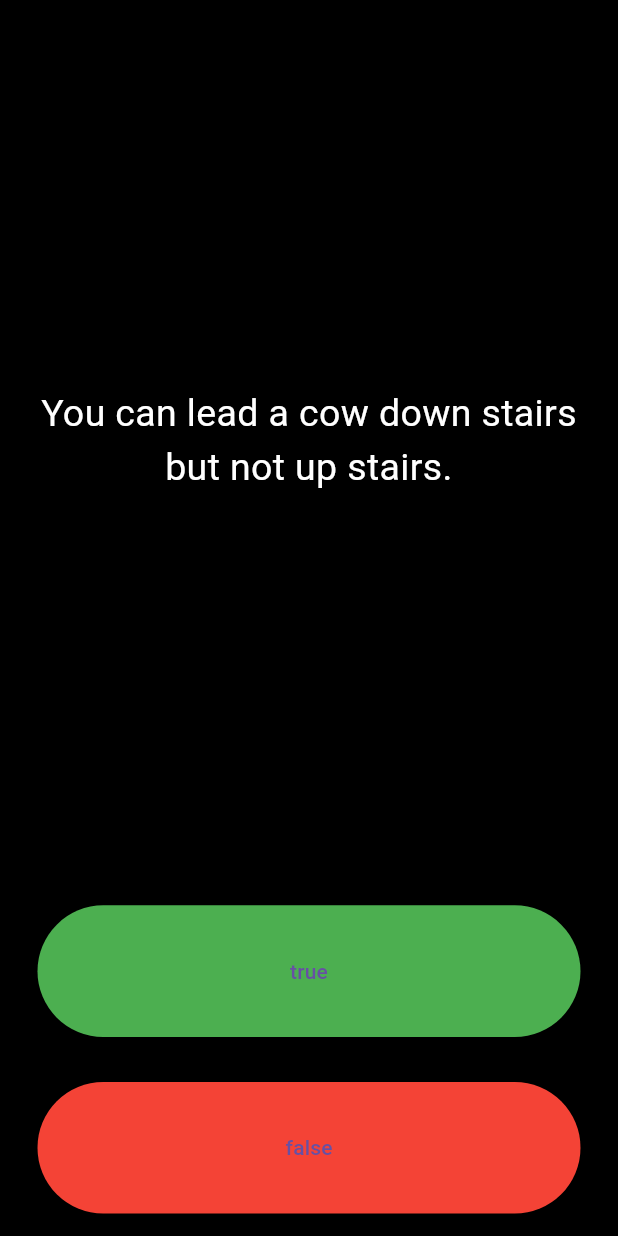
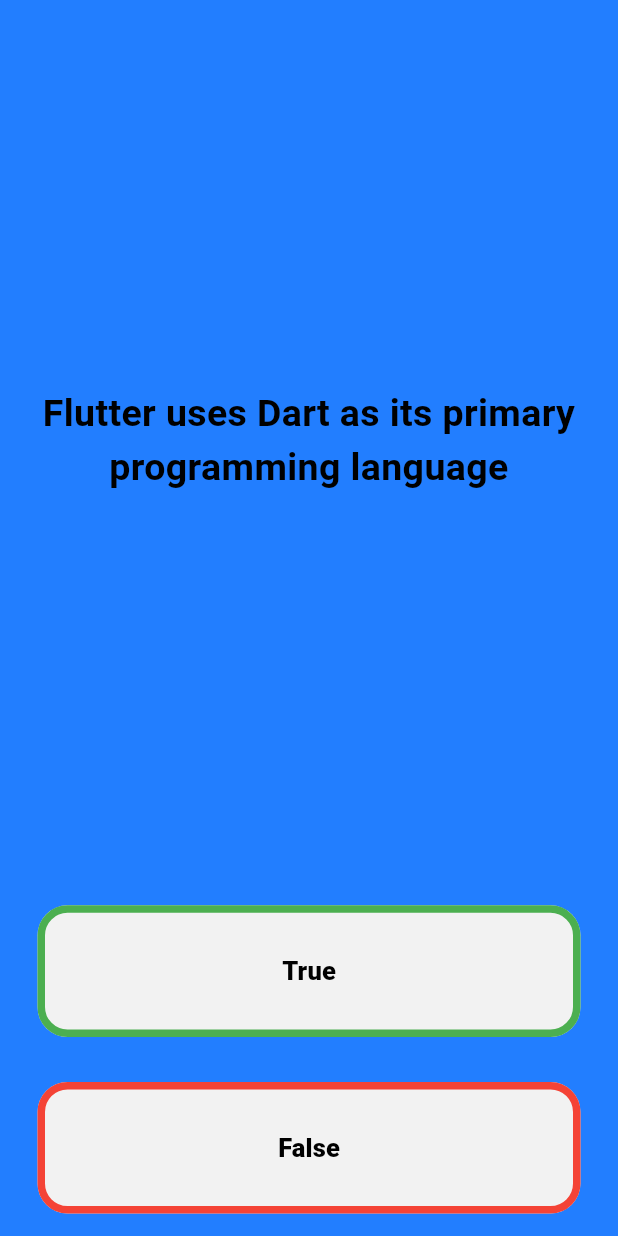
Before and after one commit to Maik96/FlutterQuiz, a Flutter app: the screen it shows after launch, on a phone screen of 412 x 824 dp. Run offline on Flutter 3.47's test engine with Material 3 defaults, Android fonts, the phone set to English and light mode, and no system bars; our stand-ins replace rflutter_alert.

Commit message:
Added more questions

```diff
--- a/lib/main.dart
+++ b/lib/main.dart
@@ -1,7 +1,7 @@
 // ignore_for_file: prefer_const_literals_to_create_immutables, prefer_const_constructors
 
 import 'package:flutter/material.dart';
-import 'package:rflutter_alert/rflutter_alert.dart';
+import 'package:quizapp/questionscreen.dart';
 import 'quizlogic.dart';
 
 void main() {
@@ -18,7 +18,7 @@ class QuizApp extends StatelessWidget {
     return const MaterialApp(
       debugShowCheckedModeBanner: false,
       home: Scaffold(
-        backgroundColor: Colors.black,
+        backgroundColor: Color.fromARGB(255, 34, 126, 255),
         body: SafeArea(
             child: Padding(
           padding: EdgeInsets.symmetric(horizontal: 10),
@@ -28,89 +28,3 @@ class QuizApp extends StatelessWidget {
     );
   }
 }
-
-class QuizPage extends StatefulWidget {
-  const QuizPage({super.key});
-
-  @override
-  State<QuizPage> createState() => _QuizPageState();
-}
-
-class _QuizPageState extends State<QuizPage> {
-  List<Widget> scoreKeeper = [];
-
-  void checkAnswer(bool userPickedAnswer) {
-    bool correctanswer = quizlogic.getQuestionAnswer();
-
-    setState(() {
-      if (quizlogic.isFinished() == true) {
-        _onBasicAlertPressed(context);
-        quizlogic.reset();
-        scoreKeeper = [];
-      } else {
-        if (correctanswer == userPickedAnswer) {
-          scoreKeeper.add(Icon(
-            Icons.check,
-            color: Colors.green,
-          ));
-        } else {
-          scoreKeeper.add(Icon(Icons.close, color: Colors.red));
-        }
-
-        quizlogic.netxtquestion();
-      }
-    });
-  }
-
-  _onBasicAlertPressed(context) {
-    Alert(
-      context: context,
-      title: "Finished the Quiz",
-      desc: "Congrats",
-    ).show();
-  }
-
-  @override
-  Widget build(BuildContext context) {
-    return Column(
-      mainAxisAlignment: MainAxisAlignment.spaceBetween,
-      crossAxisAlignment: CrossAxisAlignment.stretch,
-      children: <Widget>[
-        Expanded(
-          flex: 5,
-          child: Padding(
-            padding: EdgeInsets.all(10),
-            child: Center(
-              child: Text(
-                quizlogic.getQuestionText(),
-                textAlign: TextAlign.center,
-                style: TextStyle(fontSize: 25.0, color: Colors.white),
-              ),
-            ),
-          ),
-        ),
-        Expanded(
-            child: Padding(
-          padding: const EdgeInsets.all(15.0),
-          child: ElevatedButton(
-              onPressed: () {
-                checkAnswer(true);
-              },
-              style: ElevatedButton.styleFrom(backgroundColor: Colors.green),
-              child: const Text("true")),
-        )),
-        Expanded(
-            child: Padding(
-          padding: const EdgeInsets.all(15.0),
-          child: ElevatedButton(
-              onPressed: () {
-                checkAnswer(false);
-              },
-              style: ElevatedButton.styleFrom(backgroundColor: Colors.red),
-              child: const Text("false")),
-        )),
-        Row(children: scoreKeeper)
-      ],
-    );
-  }
-} //the root of your application.
--- /dev/null
+++ b/lib/questionscreen.dart
@@ -0,0 +1,114 @@
+import 'package:flutter/material.dart';
+import 'package:quizapp/main.dart';
+import 'package:rflutter_alert/rflutter_alert.dart';
+
+class QuizPage extends StatefulWidget {
+  const QuizPage({super.key});
+
+  @override
+  State<QuizPage> createState() => _QuizPageState();
+}
+
+class _QuizPageState extends State<QuizPage> {
+  List<Widget> scoreKeeper = [];
+
+  void checkAnswer(bool userPickedAnswer) {
+    bool correctanswer = quizlogic.getQuestionAnswer();
+
+    setState(() {
+      if (quizlogic.isFinished() == true) {
+        _onBasicAlertPressed(context);
+        quizlogic.reset();
+        scoreKeeper = [];
+      } else {
+        if (correctanswer == userPickedAnswer) {
+          scoreKeeper.add(const Icon(
+            Icons.check,
+            color: Colors.green,
+          ));
+        } else {
+          scoreKeeper.add(const Icon(Icons.close, color: Colors.red));
+        }
+
+        quizlogic.netxtquestion();
+      }
+    });
+  }
+
+  _onBasicAlertPressed(context) {
+    Alert(
+      context: context,
+      title: "Congratulations",
+      desc: "You have finished the Flutter Quiz",
+    ).show();
+  }
+
+  @override
+  Widget build(BuildContext context) {
+    return Column(
+      mainAxisAlignment: MainAxisAlignment.spaceBetween,
+      crossAxisAlignment: CrossAxisAlignment.stretch,
+      children: <Widget>[
+        Expanded(
+          flex: 5,
+          child: Padding(
+            padding: const EdgeInsets.all(10),
+            child: Center(
+              child: Text(
+                quizlogic.getQuestionText(),
+                textAlign: TextAlign.center,
+                style: const TextStyle(
+                    fontSize: 25.0,
+                    color: Color.fromARGB(255, 0, 0, 0),
+                    fontWeight: FontWeight.w700),
+              ),
+            ),
+          ),
+        ),
+        Expanded(
+            child: Padding(
+          padding: const EdgeInsets.all(15.0),
+          child: ElevatedButton(
+              onPressed: () {
+                checkAnswer(true);
+              },
+              style: ElevatedButton.styleFrom(
+                  shadowColor: Colors.transparent,
+                  splashFactory: NoSplash.splashFactory,
+                  backgroundColor: Colors.white,
+                  surfaceTintColor: Colors.black,
+                  foregroundColor: Colors.black,
+                  shape: RoundedRectangleBorder(
+                      borderRadius: BorderRadius.circular(20),
+                      side: BorderSide(color: Colors.green, width: 5))),
+              child: const Text(
+                "True",
+                style: TextStyle(fontSize: 17, fontWeight: FontWeight.w800),
+              )),
+        )),
+        Expanded(
+            child: Padding(
+          padding: const EdgeInsets.all(15.0),
+          child: ElevatedButton(
+              onPressed: () {
+                checkAnswer(false);
+              },
+              style: ElevatedButton.styleFrom(
+                  shadowColor: Colors.transparent,
+                  splashFactory: NoSplash.splashFactory,
+                  backgroundColor: Colors.white,
+                  surfaceTintColor: Colors.black,
+                  foregroundColor: Colors.black,
+                  shape: RoundedRectangleBorder(
+                      borderRadius: BorderRadius.circular(20),
+                      side: BorderSide(color: Colors.red, width: 5))),
+              child: const Text(
+                "False",
+                style: TextStyle(fontSize: 17, fontWeight: FontWeight.w800),
+              )),
+        )),
+        Row(children: scoreKeeper)
+      ],
+    );
+  }
+} //the root of your application.
--- a/lib/quizlogic.dart
+++ b/lib/quizlogic.dart
@@ -5,13 +5,50 @@ class QuizLogic {
 
   final List<Question> _questionBank = [
     Question(
-        questiontext: 'You can lead a cow down stairs but not up stairs.',
+        questiontext: 'Flutter uses Dart as its primary programming language',
+        questionAnswer: true),
+    Question(
+        questiontext: 'Dart is a statically typed language only.',
+        questionAnswer: false),
+    Question(
+        questiontext: 'Widgets in Flutter are immutable.',
+        questionAnswer: true),
+    Question(
+        questiontext:
+            'Flutter apps are compiled directly into native machine code',
+        questionAnswer: true),
+    Question(
+        questiontext: 'Dart supports both single and multi-threading.',
+        questionAnswer: true),
+    Question(
+        questiontext:
+            'Hot Reload in Flutter allows developers to see instant changes without restarting the app.',
+        questionAnswer: true),
+    Question(
+        questiontext: 'Flutter widgets can only have a single child.',
         questionAnswer: false),
     Question(
         questiontext:
-            'Approximately  one quarter of human bones are in the feet.',
+            'Dart has built-in garbage collection for memory management.',
         questionAnswer: true),
-    Question(questiontext: 'A slug\'s blood is green.', questionAnswer: true)
+    Question(
+        questiontext:
+            'Dart supports both object-oriented and functional programming paradigms.',
+        questionAnswer: true),
+    Question(
+        questiontext:
+            'Flutter provides platform-specific widgets for Android only.',
+        questionAnswer: false),
+    Question(
+        questiontext: 'Dart is exclusively used for mobile app development.',
+        questionAnswer: false),
+    Question(
+        questiontext:
+            'Flutter\'s codebase can be reused to build web applications.',
+        questionAnswer: true),
+    Question(
+        questiontext: 'Flutter apps can only be developed for iOS devices.',
+        questionAnswer: false),
   ];
 
   void netxtquestion() {
```
Also changed, not shown: lib/finishscreeen.dart (deleted, +0 -10 lines), 2 other files.
